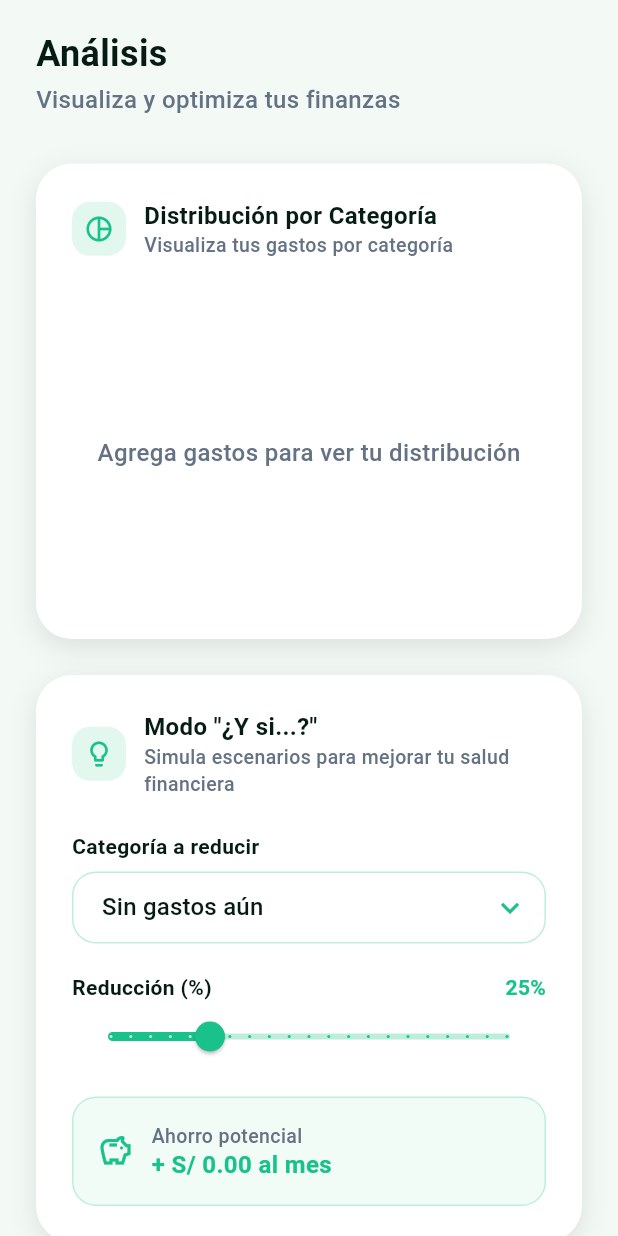
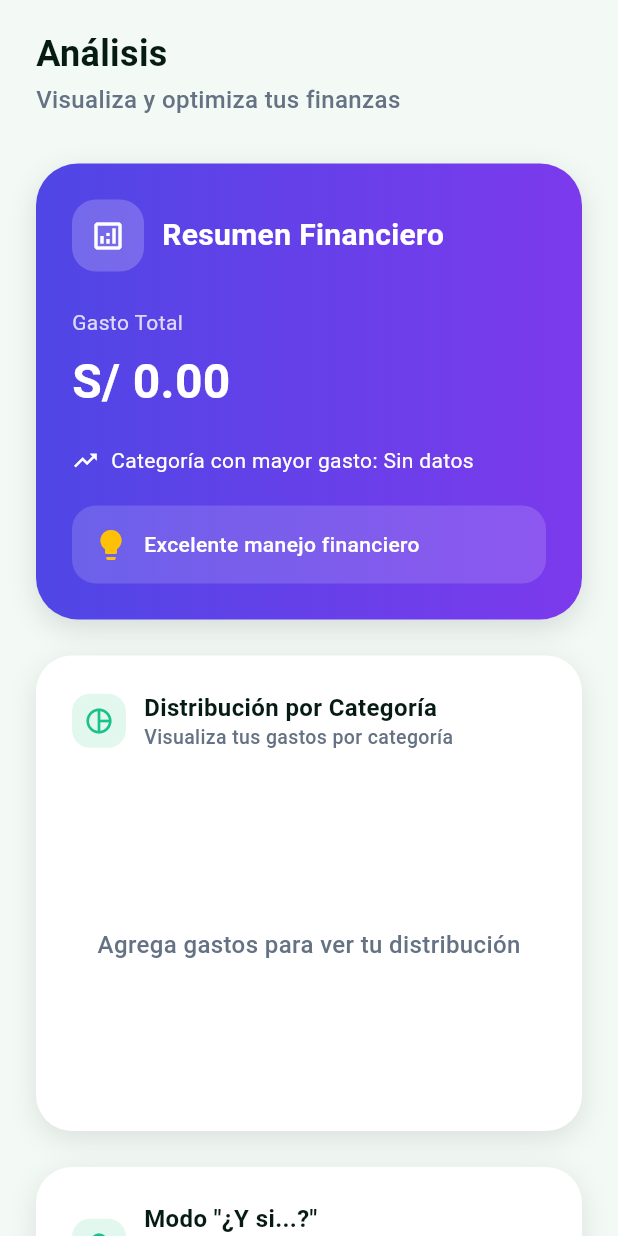
Before and after one commit to RobertoC1006/Herramientas_Desarrollo_Smartbudget, a Flutter app: the AnalysisPage screen opened directly, on a phone screen of 412 x 824 dp. Run offline on Flutter 3.47's test engine with Material 3 defaults, Android fonts, the light colour scheme and no system bars; our stand-ins replace dio, fl_chart, flutter_riverpod, flutter_secure_storage, go_router; accounts and stored records are empty; network calls fail.

Commit message:
feat: mejorar dashboard de análisis financiero

```diff
--- a/lib/features/analysis/analysis_page.dart
+++ b/lib/features/analysis/analysis_page.dart
@@ -41,6 +41,22 @@ class _AnalysisPageState extends ConsumerState<AnalysisPage> {
     }
 
     final categories = expensesByCategory.keys.toList();
+    final totalExpenses = expenses.fold(
+  0.0,
+  (sum, item) => sum + item.amount,
+);
+
+final highestExpense = expenses.isNotEmpty
+    ? expenses.reduce(
+        (a, b) => a.amount > b.amount ? a : b,
+      )
+    : null;
+
+String financialMessage = totalExpenses > 3000
+    ? 'Tus gastos son elevados este mes'
+    : totalExpenses > 1500
+        ? 'Tus gastos están bajo control'
+        : 'Excelente manejo financiero';
 
     // Auto-select first category if none selected or if selected doesn't exist anymore
     if (categories.isNotEmpty &&
@@ -67,9 +83,17 @@ class _AnalysisPageState extends ConsumerState<AnalysisPage> {
                   color: AppColors.textSecondary,
                 ),
               ),
-              const SizedBox(height: 30),
+             const SizedBox(height: 30),
 
-              _buildDistributionCard(expensesByCategory, categories),
+_buildSummaryCard(
+  totalExpenses,
+  highestExpense?.category ?? 'Sin datos',
+  financialMessage,
+),
+
+const SizedBox(height: 24),
+
+_buildDistributionCard(expensesByCategory, categories),
               const SizedBox(height: 24),
 
               _buildWhatIfCard(expensesByCategory, categories),
@@ -86,6 +110,131 @@ class _AnalysisPageState extends ConsumerState<AnalysisPage> {
     );
   }
 
+
+  Widget _buildSummaryCard(
+  double totalExpenses,
+  String highestCategory,
+  String message,
+) {
+  return Container(
+    padding: const EdgeInsets.all(24),
+    decoration: BoxDecoration(
+      gradient: const LinearGradient(
+        colors: [
+          Color(0xFF4F46E5),
+          Color(0xFF7C3AED),
+        ],
+      ),
+      borderRadius: BorderRadius.circular(28),
+      boxShadow: const [
+        BoxShadow(
+          color: Colors.black12,
+          blurRadius: 15,
+          offset: Offset(0, 6),
+        ),
+      ],
+    ),
+    child: Column(
+      crossAxisAlignment: CrossAxisAlignment.start,
+      children: [
+        Row(
+          children: [
+            Container(
+              padding: const EdgeInsets.all(12),
+              decoration: BoxDecoration(
+                color: Colors.white.withValues(alpha: 0.2),
+                borderRadius: BorderRadius.circular(16),
+              ),
+              child: const Icon(
+                Icons.analytics_outlined,
+                color: Colors.white,
+              ),
+            ),
+            const SizedBox(width: 12),
+            const Text(
+              'Resumen Financiero',
+              style: TextStyle(
+                color: Colors.white,
+                fontSize: 20,
+                fontWeight: FontWeight.bold,
+              ),
+            ),
+          ],
+        ),
+
+        const SizedBox(height: 24),
+
+        Text(
+          'Gasto Total',
+          style: TextStyle(
+            color: Colors.white.withValues(alpha: 0.8),
+          ),
+        ),
+
+        const SizedBox(height: 6),
+
+        Text(
+          'S/ ${totalExpenses.toStringAsFixed(2)}',
+          style: const TextStyle(
+            color: Colors.white,
+            fontSize: 32,
+            fontWeight: FontWeight.bold,
+          ),
+        ),
+
+        const SizedBox(height: 20),
+
+        Row(
+          children: [
+            const Icon(
+              Icons.trending_up,
+              color: Colors.white,
+              size: 18,
+            ),
+            const SizedBox(width: 8),
+            Expanded(
+              child: Text(
+                'Categoría con mayor gasto: $highestCategory',
+                style: const TextStyle(
+                  color: Colors.white,
+                  fontSize: 14,
+                ),
+              ),
+            ),
+          ],
+        ),
+
+        const SizedBox(height: 20),
+
+        Container(
+          padding: const EdgeInsets.all(14),
+          decoration: BoxDecoration(
+            color: Colors.white.withValues(alpha: 0.15),
+            borderRadius: BorderRadius.circular(16),
+          ),
+          child: Row(
+            children: [
+              const Icon(
+                Icons.lightbulb,
+                color: Colors.amber,
+              ),
+              const SizedBox(width: 10),
+              Expanded(
+                child: Text(
+                  message,
+                  style: const TextStyle(
+                    color: Colors.white,
+                    fontWeight: FontWeight.w500,
+                  ),
+                ),
+              ),
+            ],
+          ),
+        ),
+      ],
+    ),
+  );
+}
   Widget _buildDistributionCard(
     Map<String, double> expensesByCategory,
     List<String> categories,
```
